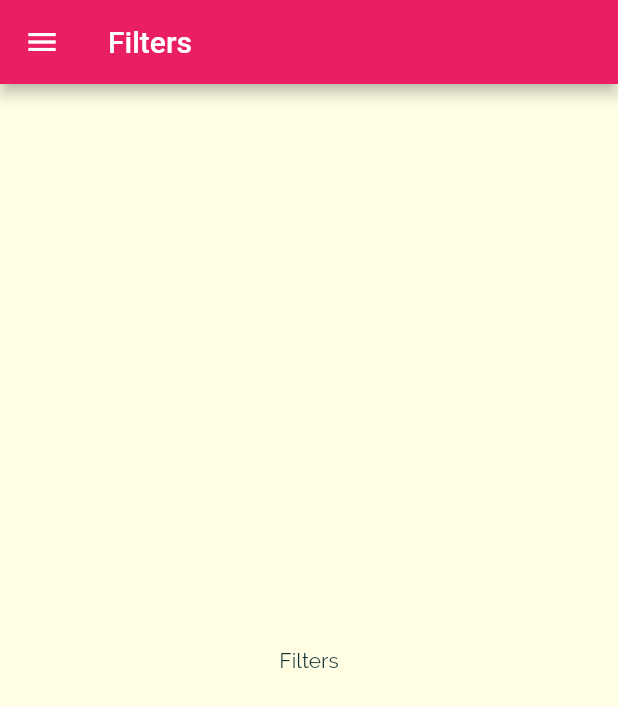
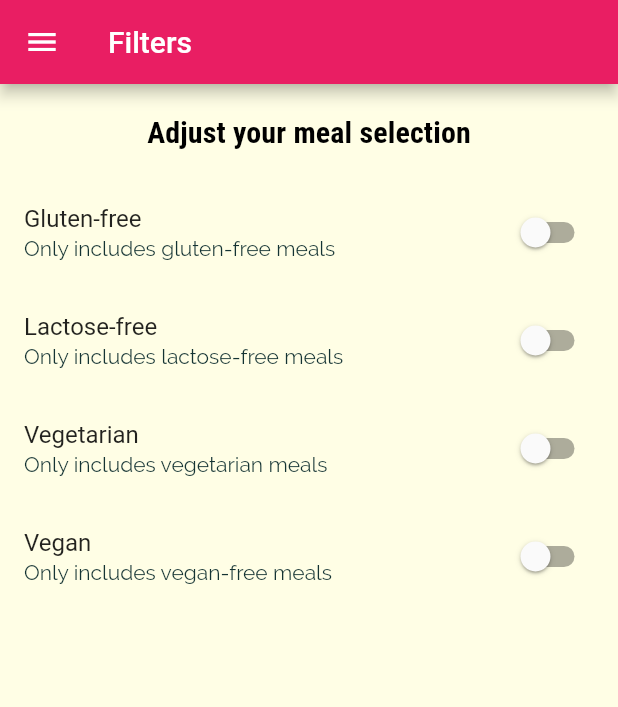
Before and after one commit to Nick9499/Meals-App-flutter, a Flutter app: the FilterScreen screen opened by its route, on a phone screen of 412 x 824 dp. Shown: the top 707 px of the screen. Run offline on Flutter 3.47's test engine with Material 2 defaults, Android fonts, the phone set to English and light mode, and no system bars.

Commit message:
Adding Filter switches

```diff
--- a/lib/screens/filters_screen.dart
+++ b/lib/screens/filters_screen.dart
@@ -1,8 +1,35 @@
 import 'package:flutter/material.dart';
 import 'package:flutter_complete_guide/widgets/main_drawer.dart';
 
-class FilterScreen extends StatelessWidget {
+class FilterScreen extends StatefulWidget {
   static const routeName = '/filters';
+
+  @override
+  State<FilterScreen> createState() => _FilterScreenState();
+}
+
+class _FilterScreenState extends State<FilterScreen> {
+  var _glutenFree = false;
+  var _vegetarian = false;
+  var _vegan = false;
+  var _lactoseFree = false;
+
+  Widget _buildSwitchListTile(
+    String title,
+    String description,
+    bool currentValue,
+    Function updateValue,
+  ) {
+    return SwitchListTile(
+      value: currentValue,
+      onChanged: updateValue,
+      title: Text(title),
+      subtitle: Text(
+        description,
+      ),
+    );
+  }
+
   @override
   Widget build(BuildContext context) {
     return Scaffold(
@@ -10,9 +37,70 @@ class FilterScreen extends StatelessWidget {
           title: Text('Filters'),
         ),
         drawer: MainDrawer(),
-      body: Center(
-        child: Text('Filters'),
+        body: Column(
+          children: [
+            Container(
+              padding: EdgeInsets.all(20),
+              child: Text(
+                'Adjust your meal selection',
+                style: Theme.of(context).textTheme.titleSmall,
               ),
+            ),
+            Expanded(
+              child: ListView(
+                children: [
+                  _buildSwitchListTile(
+                    'Gluten-free',
+                    'Only includes gluten-free meals',
+                    _glutenFree,
+                    (newValue) {
+                      setState(
+                        () {
+                          _glutenFree = newValue;
+                        },
                       );
+                    },
+                  ),
+                  _buildSwitchListTile(
+                    'Lactose-free',
+                    'Only includes lactose-free meals',
+                    _lactoseFree,
+                    (newValue) {
+                      setState(
+                        () {
+                          _lactoseFree = newValue;
+                        },
+                      );
+                    },
+                  ),
+                  _buildSwitchListTile(
+                    'Vegetarian',
+                    'Only includes vegetarian meals',
+                    _vegetarian,
+                    (newValue) {
+                      setState(
+                        () {
+                          _vegetarian = newValue;
+                        },
+                      );
+                    },
+                  ),
+                  _buildSwitchListTile(
+                    'Vegan',
+                    'Only includes vegan-free meals',
+                    _vegan,
+                    (newValue) {
+                      setState(
+                        () {
+                          _vegan = newValue;
+                        },
+                      );
+                    },
+                  ),
+                ],
+              ),
+            ),
+          ],
+        ));
   }
 }
```
Lines whose indentation alone changed are shown as unchanged.
